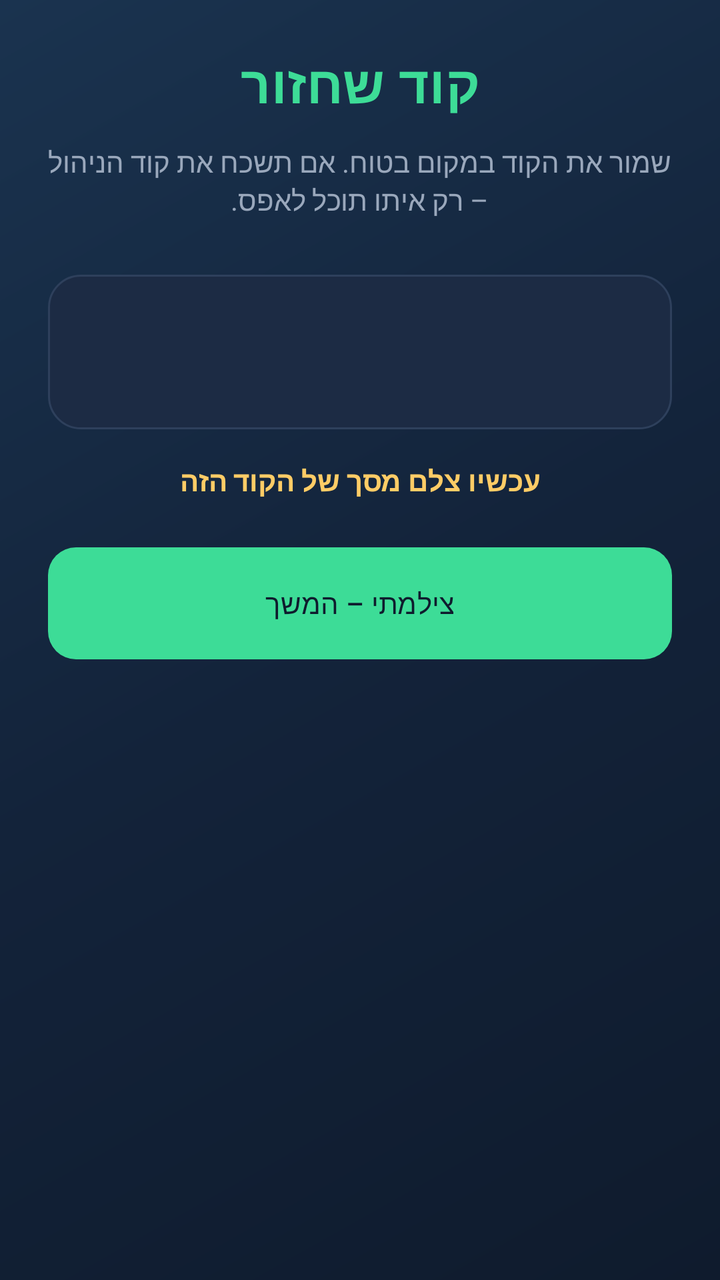
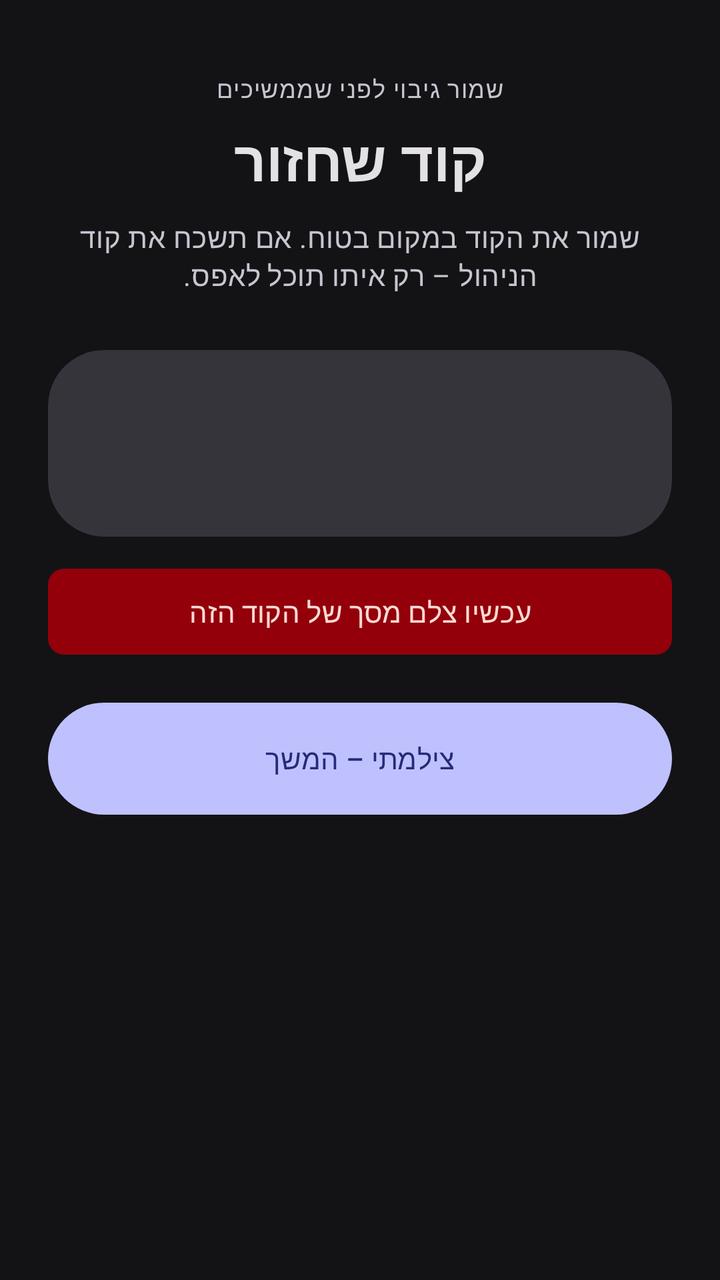

The first picture is an Android layout as it rendered before a commit; the second is the same layout after the commit. The layout source and the unified diff follow.
<!-- AndroidManifest.xml: application theme Theme.AppGuard -->
<!-- res/layout/activity_recovery.xml -->
<?xml version="1.0" encoding="utf-8"?>
<ScrollView xmlns:android="http://schemas.android.com/apk/res/android"
    android:layout_width="match_parent"
    android:layout_height="match_parent"
    android:background="@drawable/bg_gradient"
    android:layoutDirection="rtl"
    android:fillViewport="true"
    android:padding="24dp">

    <LinearLayout
        android:layout_width="match_parent"
        android:layout_height="wrap_content"
        android:layout_gravity="center"
        android:orientation="vertical">

        <TextView
            style="@style/Text.Brand"
            android:layout_width="match_parent"
            android:layout_height="wrap_content"
            android:gravity="center"
            android:text="@string/recovery_title"
            android:textSize="26sp" />

        <TextView
            android:layout_width="match_parent"
            android:layout_height="wrap_content"
            android:layout_marginTop="12dp"
            android:gravity="center"
            android:text="@string/recovery_hint"
            android:textColor="@color/text_secondary" />

        <TextView
            android:id="@+id/recoveryCode"
            android:layout_width="match_parent"
            android:layout_height="wrap_content"
            android:layout_marginTop="28dp"
            android:background="@drawable/bg_panel"
            android:gravity="center"
            android:letterSpacing="0.12"
            android:padding="20dp"
            android:textColor="@color/accent"
            android:textSize="28sp"
            android:textStyle="bold" />

        <TextView
            android:layout_width="match_parent"
            android:layout_height="wrap_content"
            android:layout_marginTop="16dp"
            android:gravity="center"
            android:text="@string/recovery_screenshot"
            android:textColor="@color/warning"
            android:textStyle="bold" />

        <com.google.android.material.button.MaterialButton
            android:id="@+id/btnConfirmShot"
            android:layout_width="match_parent"
            android:layout_height="56dp"
            android:layout_marginTop="24dp"
            android:text="@string/recovery_confirm" />
    </LinearLayout>
</ScrollView>
<!-- resources referenced by this layout -->
<resources>
  <color name="accent">#3DDC97</color>
  <color name="text_secondary">#9AA8BC</color>
  <color name="warning">#FFCC66</color>
  <!-- drawable bg_gradient (drawable) -->
  <?xml version="1.0" encoding="utf-8"?>
  <shape xmlns:android="http://schemas.android.com/apk/res/android"
      android:shape="rectangle">
      <gradient
          android:angle="135"
          android:startColor="#0F1B2D"
          android:centerColor="#13233A"
          android:endColor="#1A334F"
          android:type="linear" />
  </shape>
  <!-- drawable bg_panel (drawable) -->
  <?xml version="1.0" encoding="utf-8"?>
  <shape xmlns:android="http://schemas.android.com/apk/res/android"
      android:shape="rectangle">
      <solid android:color="@color/surface" />
      <corners android:radius="16dp" />
      <stroke
          android:width="1dp"
          android:color="@color/stroke" />
  </shape>
  <style name="Text.Brand" parent="TextAppearance.Material3.HeadlineLarge">
          <item name="android:textColor">@color/accent</item>
          <item name="android:textStyle">bold</item>
          <item name="android:letterSpacing">0.01</item>
      </style>
  <style name="Theme.AppGuard" parent="Theme.Material3.Dark.NoActionBar">
          <item name="colorPrimary">@color/accent</item>
          <item name="colorPrimaryContainer">@color/accent_dim</item>
          <item name="colorOnPrimary">@color/bg</item>
          <item name="colorSecondary">@color/warning</item>
          <item name="colorError">@color/danger</item>
          <item name="android:statusBarColor">@android:color/transparent</item>
          <item name="android:navigationBarColor">@android:color/transparent</item>
          <item name="android:windowBackground">@color/bg</item>
          <item name="android:textColorPrimary">@color/text_primary</item>
          <item name="android:textColorSecondary">@color/text_secondary</item>
          <item name="materialButtonStyle">@style/Widget.AppGuard.Button</item>
          <item name="android:windowLayoutInDisplayCutoutMode">shortEdges</item>
      </style>
  <color name="surface">#1C2B44</color>
  <color name="stroke">#2E405C</color>
  <color name="accent_dim">#2A9B6C</color>
  <color name="bg">#0F1B2D</color>
  <color name="danger">#F07178</color>
  <color name="text_primary">#F4F7FB</color>
  <style name="Widget.AppGuard.Button" parent="Widget.Material3.Button">
          <item name="backgroundTint">@color/accent</item>
          <item name="android:textColor">@color/bg</item>
          <item name="cornerRadius">14dp</item>
          <item name="android:minHeight">52dp</item>
          <item name="android:insetTop">0dp</item>
          <item name="android:insetBottom">0dp</item>
      </style>
  <!-- unchanged entries left out for length: 4 -->
</resources>

<!-- the commit's change to res/layout/activity_recovery.xml (unified diff, before → after) -->
@@ -1,10 +1,11 @@
 <?xml version="1.0" encoding="utf-8"?>
 <ScrollView xmlns:android="http://schemas.android.com/apk/res/android"
+    xmlns:app="http://schemas.android.com/apk/res-auto"
     android:layout_width="match_parent"
     android:layout_height="match_parent"
-    android:background="@drawable/bg_gradient"
+    android:background="?attr/colorSurface"
+    android:fillViewport="true"
     android:layoutDirection="rtl"
-    android:fillViewport="true"
     android:padding="24dp">
 
     <LinearLayout
@@ -13,43 +14,65 @@
         android:layout_gravity="center"
         android:orientation="vertical">
 
-        <TextView
-            style="@style/Text.Brand"
-            android:layout_width="match_parent"
-            android:layout_height="wrap_content"
+        <include layout="@layout/include_onboarding_steps" />
+
+        <TextView
+            style="@style/Text.Caption"
+            android:layout_width="match_parent"
+            android:layout_height="wrap_content"
+            android:layout_marginTop="12dp"
+            android:gravity="center"
+            android:text="@string/recovery_step_caption" />
+
+        <TextView
+            android:layout_width="match_parent"
+            android:layout_height="wrap_content"
+            android:layout_marginTop="8dp"
             android:gravity="center"
             android:text="@string/recovery_title"
-            android:textSize="26sp" />
-
-        <TextView
-            android:layout_width="match_parent"
-            android:layout_height="wrap_content"
-            android:layout_marginTop="12dp"
+            android:textAppearance="@style/TextAppearance.Material3.HeadlineMedium"
+            android:textColor="?attr/colorOnSurface"
+            android:textStyle="bold" />
+
+        <TextView
+            android:layout_width="match_parent"
+            android:layout_height="wrap_content"
+            android:layout_marginTop="10dp"
             android:gravity="center"
             android:text="@string/recovery_hint"
-            android:textColor="@color/text_secondary" />
-
-        <TextView
-            android:id="@+id/recoveryCode"
+            android:textAppearance="@style/TextAppearance.Material3.BodyMedium"
+            android:textColor="?attr/colorOnSurfaceVariant" />
+
+        <com.google.android.material.card.MaterialCardView
             android:layout_width="match_parent"
             android:layout_height="wrap_content"
             android:layout_marginTop="28dp"
-            android:background="@drawable/bg_panel"
-            android:gravity="center"
-            android:letterSpacing="0.12"
-            android:padding="20dp"
-            android:textColor="@color/accent"
-            android:textSize="28sp"
-            android:textStyle="bold" />
+            app:cardBackgroundColor="?attr/colorSurfaceContainerHighest"
+            app:shapeAppearanceOverlay="@style/Shape.AppGuard.CardHero">
+
+            <TextView
+                android:id="@+id/recoveryCode"
+                android:layout_width="match_parent"
+                android:layout_height="wrap_content"
+                android:fontFamily="monospace"
+                android:gravity="center"
+                android:letterSpacing="0.18"
+                android:padding="28dp"
+                android:textAppearance="@style/TextAppearance.Material3.HeadlineMedium"
+                android:textColor="?attr/colorPrimary"
+                android:textStyle="bold" />
+        </com.google.android.material.card.MaterialCardView>
 
         <TextView
             android:layout_width="match_parent"
             android:layout_height="wrap_content"
             android:layout_marginTop="16dp"
-            android:gravity="center"
+            android:background="@drawable/bg_badge_off"
+            android:gravity="center"
+            android:padding="12dp"
             android:text="@string/recovery_screenshot"
-            android:textColor="@color/warning"
-            android:textStyle="bold" />
+            android:textAppearance="@style/TextAppearance.Material3.LabelLarge"
+            android:textColor="?attr/colorOnErrorContainer" />
 
         <com.google.android.material.button.MaterialButton
             android:id="@+id/btnConfirmShot"
@@ -59,3 +82,142 @@
             android:text="@string/recovery_confirm" />
     </LinearLayout>
 </ScrollView>
+<!-- res/layout/include_onboarding_steps.xml (included above) -->
+<?xml version="1.0" encoding="utf-8"?>
+<LinearLayout xmlns:android="http://schemas.android.com/apk/res/android"
+    android:id="@+id/onboardingRail"
+    android:layout_width="match_parent"
+    android:layout_height="wrap_content"
+    android:layout_marginBottom="4dp"
+    android:background="@drawable/bg_search"
+    android:gravity="center"
+    android:orientation="horizontal"
+    android:paddingHorizontal="8dp"
+    android:paddingVertical="10dp"
+    android:visibility="gone">
+
+    <LinearLayout
+        android:layout_width="0dp"
+        android:layout_height="wrap_content"
+        android:layout_weight="1"
+        android:gravity="center"
+        android:orientation="vertical">
+
+        <TextView
+            android:id="@+id/step1"
+            android:layout_width="28dp"
+            android:layout_height="28dp"
+            android:background="@drawable/bg_step_idle"
+            android:gravity="center"
+            android:text="1"
+            android:textSize="12sp"
+            android:textStyle="bold" />
+
+        <TextView
+            android:id="@+id/step1Label"
+            android:layout_width="wrap_content"
+            android:layout_height="wrap_content"
+            android:layout_marginTop="4dp"
+            android:text="@string/step_pin"
+            android:textAppearance="@style/TextAppearance.Material3.LabelSmall" />
+    </LinearLayout>
+
+    <View
+        android:layout_width="0dp"
+        android:layout_height="2dp"
+        android:layout_marginTop="-14dp"
+        android:layout_weight="0.25"
+        android:background="@color/md_theme_outline_variant" />
+
+    <LinearLayout
+        android:layout_width="0dp"
+        android:layout_height="wrap_content"
+        android:layout_weight="1"
+        android:gravity="center"
+        android:orientation="vertical">
+
+        <TextView
+            android:id="@+id/step2"
+            android:layout_width="28dp"
+            android:layout_height="28dp"
+            android:background="@drawable/bg_step_idle"
+            android:gravity="center"
+            android:text="2"
+            android:textSize="12sp"
+            android:textStyle="bold" />
+
+        <TextView
+            android:id="@+id/step2Label"
+            android:layout_width="wrap_content"
+            android:layout_height="wrap_content"
+            android:layout_marginTop="4dp"
+            android:text="@string/step_recovery"
+            android:textAppearance="@style/TextAppearance.Material3.LabelSmall" />
+    </LinearLayout>
+
+    <View
+        android:layout_width="0dp"
+        android:layout_height="2dp"
+        android:layout_marginTop="-14dp"
+        android:layout_weight="0.25"
+        android:background="@color/md_theme_outline_variant" />
+
+    <LinearLayout
+        android:layout_width="0dp"
+        android:layout_height="wrap_content"
+        android:layout_weight="1"
+        android:gravity="center"
+        android:orientation="vertical">
+
+        <TextView
+            android:id="@+id/step3"
+            android:layout_width="28dp"
+            android:layout_height="28dp"
+            android:background="@drawable/bg_step_idle"
+            android:gravity="center"
+            android:text="3"
+            android:textSize="12sp"
+            android:textStyle="bold" />
+
+        <TextView
+            android:id="@+id/step3Label"
+            android:layout_width="wrap_content"
+            android:layout_height="wrap_content"
+            android:layout_marginTop="4dp"
+            android:text="@string/step_permissions"
+            android:textAppearance="@style/TextAppearance.Material3.LabelSmall" />
+    </LinearLayout>
+
+    <View
+        android:layout_width="0dp"
+        android:layout_height="2dp"
+        android:layout_marginTop="-14dp"
+        android:layout_weight="0.25"
+        android:background="@color/md_theme_outline_variant" />
+
+    <LinearLayout
+        android:layout_width="0dp"
+        android:layout_height="wrap_content"
+        android:layout_weight="1"
+        android:gravity="center"
+        android:orientation="vertical">
+
+        <TextView
+            android:id="@+id/step4"
+            android:layout_width="28dp"
+            android:layout_height="28dp"
+            android:background="@drawable/bg_step_idle"
+            android:gravity="center"
+            android:text="4"
+            android:textSize="12sp"
+            android:textStyle="bold" />
+
+        <TextView
+            android:id="@+id/step4Label"
+            android:layout_width="wrap_content"
+            android:layout_height="wrap_content"
+            android:layout_marginTop="4dp"
+            android:text="@string/step_allowlist"
+            android:textAppearance="@style/TextAppearance.Material3.LabelSmall" />
+    </LinearLayout>
+</LinearLayout>
<!-- resource entries referenced after the edit -->
@@ -1,61 +1,152 @@
 <!-- resources referenced by this layout -->
 <resources>
-  <color name="accent">#3DDC97</color>
-  <color name="text_secondary">#9AA8BC</color>
-  <color name="warning">#FFCC66</color>
-  <!-- drawable bg_gradient (drawable) -->
+  <color name="md_theme_outline_variant">#46464F</color>
+  <!-- drawable bg_badge_off (drawable) -->
   <?xml version="1.0" encoding="utf-8"?>
   <shape xmlns:android="http://schemas.android.com/apk/res/android"
       android:shape="rectangle">
-      <gradient
-          android:angle="135"
-          android:startColor="#0F1B2D"
-          android:centerColor="#13233A"
-          android:endColor="#1A334F"
-          android:type="linear" />
+      <solid android:color="@color/md_theme_error_container" />
+      <corners android:radius="8dp" />
+      <padding
+          android:left="10dp"
+          android:top="4dp"
+          android:right="10dp"
+          android:bottom="4dp" />
   </shape>
-  <!-- drawable bg_panel (drawable) -->
+  <!-- drawable bg_search (drawable) -->
   <?xml version="1.0" encoding="utf-8"?>
   <shape xmlns:android="http://schemas.android.com/apk/res/android"
       android:shape="rectangle">
-      <solid android:color="@color/surface" />
-      <corners android:radius="16dp" />
-      <stroke
-          android:width="1dp"
-          android:color="@color/stroke" />
+      <solid android:color="@color/md_theme_surface_container_highest" />
+      <corners android:radius="28dp" />
   </shape>
-  <style name="Text.Brand" parent="TextAppearance.Material3.HeadlineLarge">
-          <item name="android:textColor">@color/accent</item>
-          <item name="android:textStyle">bold</item>
-          <item name="android:letterSpacing">0.01</item>
+  <!-- drawable bg_step_idle (drawable) -->
+  <?xml version="1.0" encoding="utf-8"?>
+  <shape xmlns:android="http://schemas.android.com/apk/res/android"
+      android:shape="oval">
+      <solid android:color="@color/md_theme_surface_container_highest" />
+      <size android:width="28dp" android:height="28dp" />
+  </shape>
+  <string name="recovery_step_caption">שמור גיבוי לפני שממשיכים</string>
+  <string name="step_allowlist">רשימה</string>
+  <string name="step_permissions">הרשאות</string>
+  <string name="step_pin">קוד</string>
+  <string name="step_recovery">שחזור</string>
+  <style name="Shape.AppGuard.CardHero" parent="ShapeAppearance.Material3.Corner.ExtraLarge">
+          <item name="cornerSize">28dp</item>
+      </style>
+  <style name="Text.Caption" parent="TextAppearance.Material3.LabelMedium">
+          <item name="android:textColor">?attr/colorOnSurfaceVariant</item>
       </style>
   <style name="Theme.AppGuard" parent="Theme.Material3.Dark.NoActionBar">
-          <item name="colorPrimary">@color/accent</item>
-          <item name="colorPrimaryContainer">@color/accent_dim</item>
-          <item name="colorOnPrimary">@color/bg</item>
-          <item name="colorSecondary">@color/warning</item>
-          <item name="colorError">@color/danger</item>
+          <item name="colorPrimary">@color/md_theme_primary</item>
+          <item name="colorOnPrimary">@color/md_theme_on_primary</item>
+          <item name="colorPrimaryContainer">@color/md_theme_primary_container</item>
+          <item name="colorOnPrimaryContainer">@color/md_theme_on_primary_container</item>
+          <item name="colorSecondary">@color/md_theme_secondary</item>
+          <item name="colorOnSecondary">@color/md_theme_on_secondary</item>
+          <item name="colorSecondaryContainer">@color/md_theme_secondary_container</item>
+          <item name="colorOnSecondaryContainer">@color/md_theme_on_secondary_container</item>
+          <item name="colorTertiary">@color/md_theme_tertiary</item>
+          <item name="colorOnTertiary">@color/md_theme_on_tertiary</item>
+          <item name="colorTertiaryContainer">@color/md_theme_tertiary_container</item>
+          <item name="colorOnTertiaryContainer">@color/md_theme_on_tertiary_container</item>
+          <item name="colorError">@color/md_theme_error</item>
+          <item name="colorOnError">@color/md_theme_on_error</item>
+          <item name="colorErrorContainer">@color/md_theme_error_container</item>
+          <item name="colorOnErrorContainer">@color/md_theme_on_error_container</item>
+          <item name="android:colorBackground">@color/md_theme_background</item>
+          <item name="colorOnBackground">@color/md_theme_on_background</item>
+          <item name="colorSurface">@color/md_theme_surface</item>
+          <item name="colorOnSurface">@color/md_theme_on_surface</item>
+          <item name="colorSurfaceVariant">@color/md_theme_surface_variant</item>
+          <item name="colorOnSurfaceVariant">@color/md_theme_on_surface_variant</item>
+          <item name="colorOutline">@color/md_theme_outline</item>
+          <item name="colorOutlineVariant">@color/md_theme_outline_variant</item>
+          <item name="colorSurfaceContainer">@color/md_theme_surface_container</item>
+          <item name="colorSurfaceContainerHigh">@color/md_theme_surface_container_high</item>
+          <item name="colorSurfaceContainerHighest">@color/md_theme_surface_container_highest</item>
+          <item name="colorSurfaceContainerLow">@color/md_theme_surface_container_low</item>
+          <item name="colorSurfaceContainerLowest">@color/md_theme_background</item>
           <item name="android:statusBarColor">@android:color/transparent</item>
           <item name="android:navigationBarColor">@android:color/transparent</item>
-          <item name="android:windowBackground">@color/bg</item>
-          <item name="android:textColorPrimary">@color/text_primary</item>
-          <item name="android:textColorSecondary">@color/text_secondary</item>
+          <item name="android:windowBackground">@color/md_theme_background</item>
+          <item name="android:windowLayoutInDisplayCutoutMode">shortEdges</item>
           <item name="materialButtonStyle">@style/Widget.AppGuard.Button</item>
-          <item name="android:windowLayoutInDisplayCutoutMode">shortEdges</item>
+          <item name="materialCardViewStyle">@style/Widget.AppGuard.Card</item>
+          <item name="checkboxStyle">@style/Widget.AppGuard.CheckBox</item>
+          <item name="materialSwitchStyle">@style/Widget.AppGuard.Switch</item>
+          <item name="textInputStyle">@style/Widget.AppGuard.TextInput</item>
+          <item name="toolbarStyle">@style/Widget.AppGuard.Toolbar</item>
+          <item name="chipStyle">@style/Widget.AppGuard.Chip</item>
       </style>
-  <color name="surface">#1C2B44</color>
-  <color name="stroke">#2E405C</color>
-  <color name="accent_dim">#2A9B6C</color>
-  <color name="bg">#0F1B2D</color>
-  <color name="danger">#F07178</color>
-  <color name="text_primary">#F4F7FB</color>
+  <color name="md_theme_error_container">#93000A</color>
+  <color name="md_theme_surface_container_highest">#36343B</color>
+  <color name="md_theme_primary">#BFC1FF</color>
+  <color name="md_theme_on_primary">#262A78</color>
+  <color name="md_theme_primary_container">#3D4296</color>
+  <color name="md_theme_on_primary_container">#E0E0FF</color>
+  <color name="md_theme_secondary">#C5C4DD</color>
+  <color name="md_theme_on_secondary">#2E2F42</color>
+  <color name="md_theme_secondary_container">#444559</color>
+  <color name="md_theme_on_secondary_container">#E1E0F9</color>
+  <color name="md_theme_tertiary">#E9B9D3</color>
+  <color name="md_theme_on_tertiary">#46263A</color>
+  <color name="md_theme_tertiary_container">#5F3C51</color>
+  <color name="md_theme_on_tertiary_container">#FFD8EB</color>
+  <color name="md_theme_error">#FFB4AB</color>
+  <color name="md_theme_on_error">#690005</color>
+  <color name="md_theme_on_error_container">#FFDAD6</color>
+  <color name="md_theme_background">#131316</color>
+  <color name="md_theme_on_background">#E4E1E6</color>
+  <color name="md_theme_surface">#131316</color>
+  <color name="md_theme_on_surface">#E4E1E6</color>
+  <color name="md_theme_surface_variant">#46464F</color>
+  <color name="md_theme_on_surface_variant">#C7C5D0</color>
+  <color name="md_theme_outline">#91909A</color>
+  <color name="md_theme_surface_container">#1C1B1F</color>
+  <color name="md_theme_surface_container_high">#2B2930</color>
+  <color name="md_theme_surface_container_low">#1B1B1F</color>
   <style name="Widget.AppGuard.Button" parent="Widget.Material3.Button">
-          <item name="backgroundTint">@color/accent</item>
-          <item name="android:textColor">@color/bg</item>
-          <item name="cornerRadius">14dp</item>
-          <item name="android:minHeight">52dp</item>
+          <item name="android:minHeight">56dp</item>
           <item name="android:insetTop">0dp</item>
           <item name="android:insetBottom">0dp</item>
+          <item name="cornerRadius">28dp</item>
+          <item name="android:textAllCaps">false</item>
+          <item name="elevation">0dp</item>
+      </style>
+  <style name="Widget.AppGuard.Card" parent="Widget.Material3.CardView.Filled">
+          <item name="cardBackgroundColor">?attr/colorSurfaceContainer</item>
+          <item name="cardElevation">0dp</item>
+          <item name="strokeWidth">0dp</item>
+          <item name="shapeAppearance">@style/Shape.AppGuard.Card</item>
+      </style>
+  <style name="Widget.AppGuard.CheckBox" parent="Widget.Material3.CompoundButton.CheckBox" />
+  <style name="Widget.AppGuard.Switch" parent="Widget.Material3.CompoundButton.MaterialSwitch" />
+  <style name="Widget.AppGuard.TextInput" parent="Widget.Material3.TextInputLayout.FilledBox">
+          <item name="boxBackgroundColor">?attr/colorSurfaceContainerHighest</item>
+          <item name="boxStrokeWidth">0dp</item>
+          <item name="boxStrokeWidthFocused">0dp</item>
+          <item name="hintTextColor">?attr/colorOnSurfaceVariant</item>
+          <item name="shapeAppearance">@style/Shape.AppGuard.Pill</item>
+      </style>
+  <style name="Widget.AppGuard.Toolbar" parent="Widget.Material3.Toolbar">
+          <item name="android:background">@android:color/transparent</item>
+          <item name="titleCentered">true</item>
+          <item name="titleTextColor">?attr/colorOnSurface</item>
+      </style>
+  <style name="Widget.AppGuard.Chip" parent="Widget.Material3.Chip.Assist">
+          <item name="chipBackgroundColor">?attr/colorSurfaceContainerHighest</item>
+          <item name="android:textColor">?attr/colorOnSurfaceVariant</item>
+          <item name="chipMinHeight">28dp</item>
+          <item name="chipCornerRadius">8dp</item>
+          <item name="ensureMinTouchTargetSize">false</item>
+      </style>
+  <style name="Shape.AppGuard.Card" parent="ShapeAppearance.Material3.Corner.Large">
+          <item name="cornerSize">16dp</item>
+      </style>
+  <style name="Shape.AppGuard.Pill" parent="ShapeAppearance.Material3.Corner.Full">
+          <item name="cornerSize">50%</item>
       </style>
   <!-- unchanged entries left out for length: 4 -->
 </resources>
